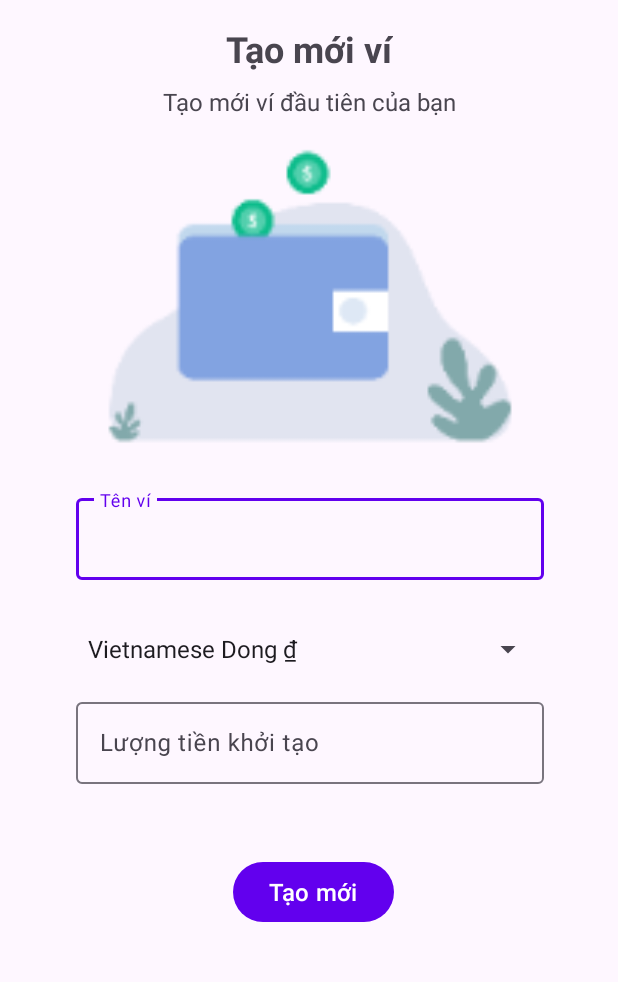
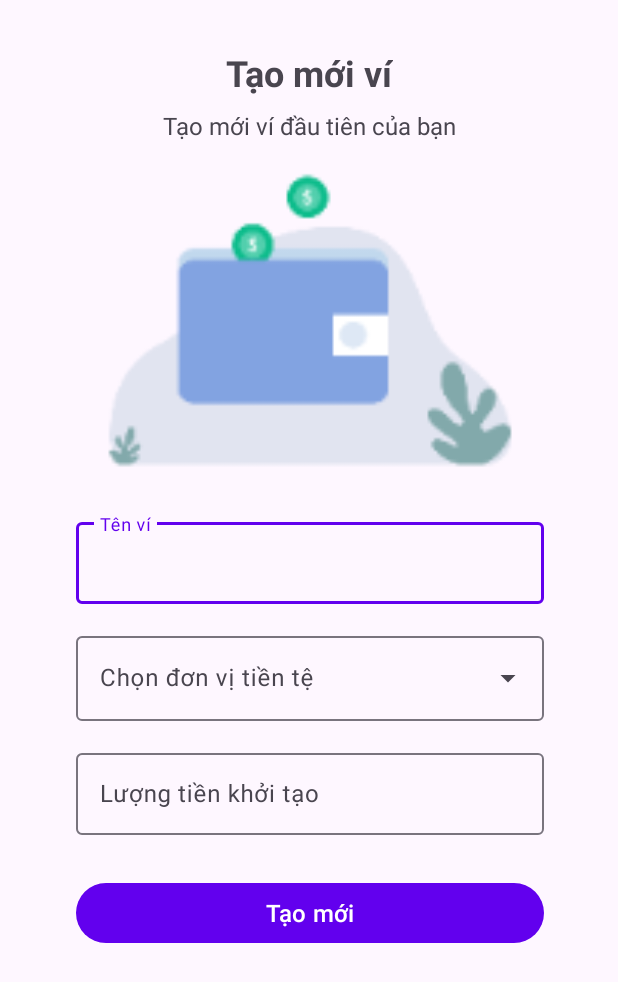
Before and after one commit to khanhworktime/financityFeedMyWallet, an Android app: the CreateNewWallet screen opened directly, with no data from a screen before it, on a phone screen of 412 x 824 dp. Shown: the top 982 px of the screen. Run offline under Robolectric (Android 15) with nearby library versions, the phone set to English and light mode, and no system bars.

Commit message:
finish fix UI create wallet

```diff
--- a/app/build.gradle
+++ b/app/build.gradle
@@ -4,12 +4,12 @@ plugins {
 
 android {
     namespace 'com.financity.feedmywallet'
-    compileSdk 32
+    compileSdk 33
 
     defaultConfig {
         applicationId "com.financity.feedmywallet"
         minSdk 30
-        targetSdk 32
+        targetSdk 33
         versionCode 1
         versionName "1.0"
 
@@ -29,7 +29,6 @@ android {
 }
 
 dependencies {
-
     implementation 'androidx.appcompat:appcompat:1.5.1'
     implementation 'com.google.android.material:material:1.6.1'
     implementation 'androidx.constraintlayout:constraintlayout:2.1.4'
--- a/app/src/main/java/com/financity/feedmywallet/CreateNewWallet.java
+++ b/app/src/main/java/com/financity/feedmywallet/CreateNewWallet.java
@@ -3,7 +3,6 @@ package com.financity.feedmywallet;
 import androidx.annotation.NonNull;
 import androidx.appcompat.app.AppCompatActivity;
 
-import android.annotation.SuppressLint;
 import android.content.Intent;
 import android.os.Bundle;
 import android.view.Menu;
@@ -11,27 +10,24 @@ import android.view.MenuItem;
 import android.view.View;
 import android.widget.AdapterView;
 import android.widget.ArrayAdapter;
+import android.widget.AutoCompleteTextView;
 import android.widget.Button;
-import android.widget.Spinner;
-import android.widget.Toast;
 
 public class CreateNewWallet extends AppCompatActivity implements AdapterView.OnItemSelectedListener {
 
-    String currencyUnits[] = {"Vietnamese Dong ₫", "US Dollar $", "Euro €", "British Pound £", "Japanese Yen ¥", "Chinese Yuan Renminbi ¥", "South Korean Won ₩"};
+    String[] currencyUnits = {"Vietnamese Dong ₫", "US Dollar $", "Euro €", "British Pound £", "Japanese Yen ¥", "Chinese Yuan Renminbi ¥", "South Korean Won ₩"};
     Button btn_create;
+    AutoCompleteTextView currencyUnit;
 
     @Override
     protected void onCreate(Bundle savedInstanceState) {
         super.onCreate(savedInstanceState);
-        setContentView(R.layout.createnewwallet);
+        setContentView(R.layout.create_new_wallet);
 
-        Spinner spin = findViewById(R.id.spin);
-        spin.setOnItemSelectedListener(this);
+        currencyUnit = findViewById(R.id.currencyUnit);
 
-        ArrayAdapter cr = new ArrayAdapter(this, com.google.android.material.R.layout.support_simple_spinner_dropdown_item, currencyUnits);
-        cr.setDropDownViewResource(com.google.android.material.R.layout.support_simple_spinner_dropdown_item);
-
-        spin.setAdapter(cr);
+        ArrayAdapter<String> currencyAdapter = new ArrayAdapter<String>(this,R.layout.list_item, currencyUnits);
+        currencyUnit.setAdapter(currencyAdapter);
 
         btn_create = findViewById(R.id.btn_create);
 
@@ -47,7 +43,7 @@ public class CreateNewWallet extends AppCompatActivity implements AdapterView.On
 
     @Override
     public void onItemSelected(AdapterView<?> adapterView, View view, int i, long l) {
-        Toast.makeText(getApplicationContext(), currencyUnits[i], Toast.LENGTH_LONG).show();
+
     }
 
     @Override
--- a/app/src/main/res/layout/createnewwallet.xml
+++ b/app/src/main/res/layout/create_new_wallet.xml
@@ -9,7 +9,7 @@
         android:id="@+id/tv_7"
         android:layout_width="wrap_content"
         android:layout_height="wrap_content"
-        android:layout_marginTop="16dp"
+        android:layout_marginTop="32dp"
         android:text="Tạo mới ví"
         android:textSize="24sp"
         android:textStyle="bold"
@@ -56,25 +56,29 @@
 
     <com.google.android.material.textfield.TextInputLayout
         android:id="@+id/ip8"
-        android:layout_width="312dp"
-        android:layout_height="60dp"
+        style="@style/Widget.Material3.TextInputLayout.OutlinedBox.ExposedDropdownMenu"
+        android:layout_width="0dp"
+        android:layout_height="wrap_content"
         android:layout_marginTop="16dp"
+        android:dropDownHeight="100dp"
         app:layout_constraintEnd_toEndOf="@+id/ip7"
         app:layout_constraintStart_toStartOf="@+id/ip7"
         app:layout_constraintTop_toBottomOf="@+id/ip7">
 
-        <Spinner
-            android:id="@+id/spin"
+        <AutoCompleteTextView
+            android:id="@+id/currencyUnit"
             android:layout_width="match_parent"
-            android:layout_height="wrap_content"
+            android:layout_height="match_parent"
             android:layout_weight="1"
-            android:contentDescription="@string/action_settings" />
+            android:hint="Chọn đơn vị tiền tệ"
+            android:inputType="none" />
     </com.google.android.material.textfield.TextInputLayout>
 
     <com.google.android.material.textfield.TextInputLayout
         android:id="@+id/ip9"
         android:layout_width="312dp"
         android:layout_height="60dp"
+        android:layout_marginTop="16dp"
         app:layout_constraintEnd_toEndOf="@+id/ip8"
         app:layout_constraintStart_toStartOf="@+id/ip8"
         app:layout_constraintTop_toBottomOf="@+id/ip8">
@@ -86,15 +90,16 @@
             android:hint="Lượng tiền khởi tạo" />
     </com.google.android.material.textfield.TextInputLayout>
 
+
     <Button
         android:id="@+id/btn_create"
-        android:layout_width="wrap_content"
+        android:layout_width="0dp"
         android:layout_height="wrap_content"
-        android:layout_marginTop="48dp"
+        android:layout_marginTop="28dp"
         android:text="Tạo mới"
         android:textSize="16sp"
         app:layout_constraintEnd_toEndOf="@+id/ip9"
-        app:layout_constraintHorizontal_bias="0.512"
+        app:layout_constraintHorizontal_bias="0.0"
         app:layout_constraintStart_toStartOf="@+id/ip9"
         app:layout_constraintTop_toBottomOf="@+id/ip9" />
 
--- a/app/src/main/res/values/colors.xml
+++ b/app/src/main/res/values/colors.xml
@@ -9,4 +9,5 @@
     <color name="white">#FFFFFFFF</color>
     <color name="statusBarColor">#000000FF</color>
     <color name="navigationBarColor">#000000FF</color>
+    <color name="dark_blue">#113D5C</color>
 </resources>
```
Also changed, not shown: app/src/main/res/layout/list_item.xml (added, +11 -0 lines).
